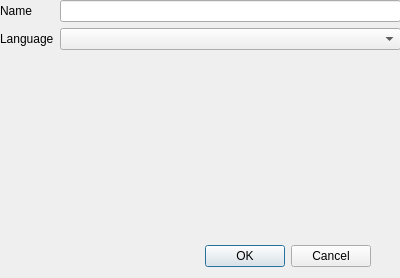
The window that exportclass.ui (AvaN0x/IUT-UMLDesigner) describes before a commit, drawn with Qt 5.
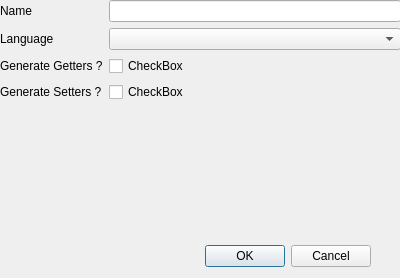
The same window after the commit.

Commit message:
added cb for generating getter/setters
Maybe tree of checkbox for each attribute per class ?

```diff
--- a/exportclass.ui
+++ b/exportclass.ui
@@ -59,6 +59,34 @@
     <item row="1" column="1">
      <widget class="QComboBox" name="cbx_lang"/>
     </item>
+    <item row="2" column="1">
+     <widget class="QCheckBox" name="cb_getter">
+      <property name="text">
+       <string>CheckBox</string>
+      </property>
+     </widget>
+    </item>
+    <item row="2" column="0">
+     <widget class="QLabel" name="label_3">
+      <property name="text">
+       <string>Generate Getters ?</string>
+      </property>
+     </widget>
+    </item>
+    <item row="3" column="0">
+     <widget class="QLabel" name="label_4">
+      <property name="text">
+       <string>Generate Setters ?</string>
+      </property>
+     </widget>
+    </item>
+    <item row="3" column="1">
+     <widget class="QCheckBox" name="cb_setter">
+      <property name="text">
+       <string>CheckBox</string>
+      </property>
+     </widget>
+    </item>
    </layout>
   </widget>
  </widget>
```
